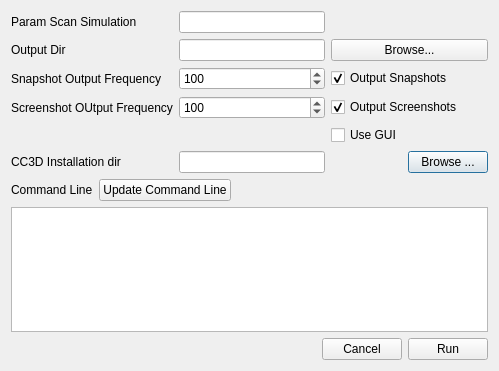
This is cc3d/player5/Launchers/parameter_scan_dialog.ui in CompuCell3D/CompuCell3D as Qt 5 draws it before an edit. The edited form follows.
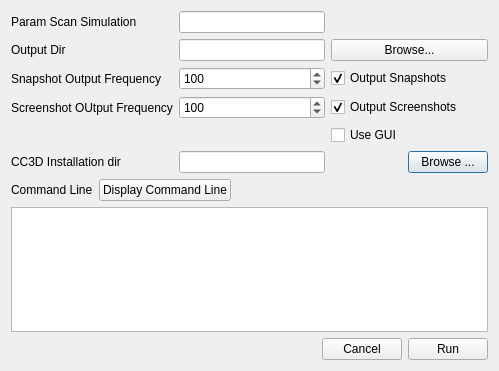
This is the edited form.

Commit message: updated button text

Diff of the .ui file:
```diff
--- a/cc3d/player5/Launchers/parameter_scan_dialog.ui
+++ b/cc3d/player5/Launchers/parameter_scan_dialog.ui
@@ -135,7 +135,7 @@
      <item>
       <widget class="QPushButton" name="update_cml_PB">
        <property name="text">
-        <string>Update Command Line</string>
+        <string>Display Command Line</string>
        </property>
       </widget>
      </item>
```
